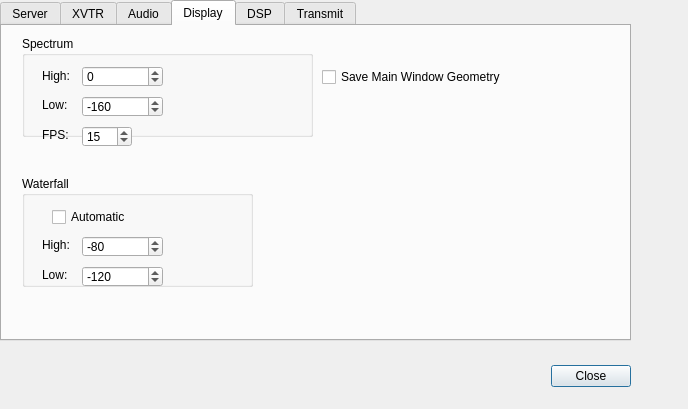
Old version of the form trunk/src/QtRadio/Configure.ui in the repository alexlee188/ghpsdr3-alex.
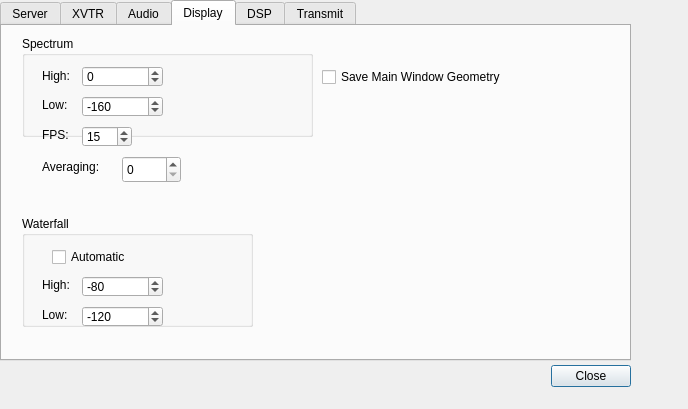
New version of the form. The open tabs and pages were chosen to show the change.

Commit message: QtRadio: spectrum averaging implemented.  Configure with the Display tab

```diff
--- a/trunk/src/QtRadio/Configure.ui
+++ b/trunk/src/QtRadio/Configure.ui
@@ -35,7 +35,7 @@
      <x>0</x>
      <y>0</y>
      <width>631</width>
-     <height>341</height>
+     <height>361</height>
     </rect>
    </property>
    <property name="currentIndex">
@@ -672,7 +672,7 @@
      <property name="geometry">
       <rect>
        <x>20</x>
-       <y>150</y>
+       <y>190</y>
        <width>231</width>
        <height>111</height>
       </rect>
@@ -812,6 +812,35 @@
       <bool>false</bool>
      </property>
     </widget>
+    <widget class="QLabel" name="label_34">
+     <property name="geometry">
+      <rect>
+       <x>40</x>
+       <y>130</y>
+       <width>81</width>
+       <height>21</height>
+      </rect>
+     </property>
+     <property name="text">
+      <string>Averaging:</string>
+     </property>
+     <property name="textFormat">
+      <enum>Qt::AutoText</enum>
+     </property>
+    </widget>
+    <widget class="QSpinBox" name="avgSpinBox">
+     <property name="geometry">
+      <rect>
+       <x>120</x>
+       <y>130</y>
+       <width>59</width>
+       <height>27</height>
+      </rect>
+     </property>
+     <property name="maximum">
+      <number>20</number>
+     </property>
+    </widget>
    </widget>
    <widget class="QWidget" name="DSP">
     <attribute name="title">
```
Left out of the diff: 2 changed lines with no effect on the pictures. The commit also changes 5 other files.
